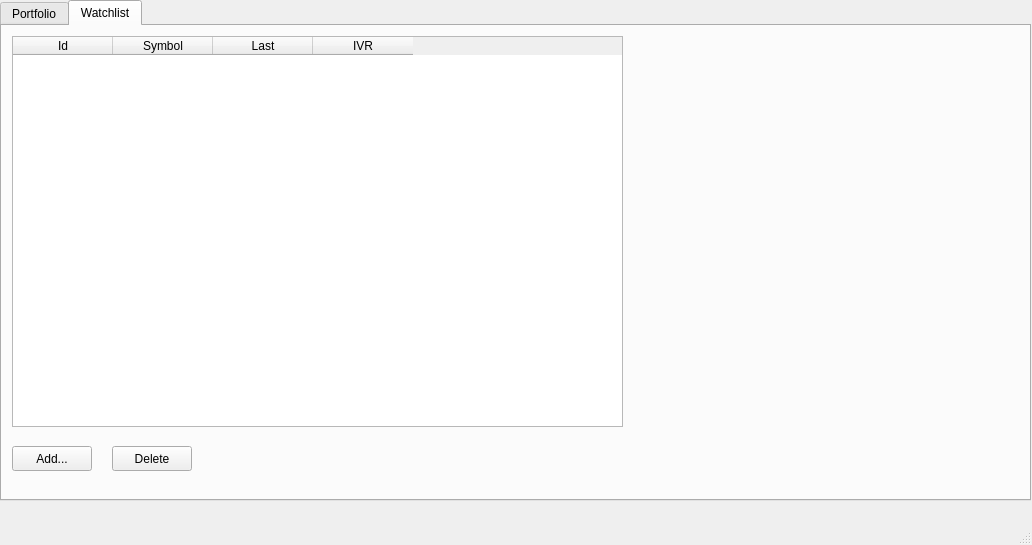
Above: src/app/mainwindow.ui from kubawoo/cutetrader before the change. Below: the same form after it.
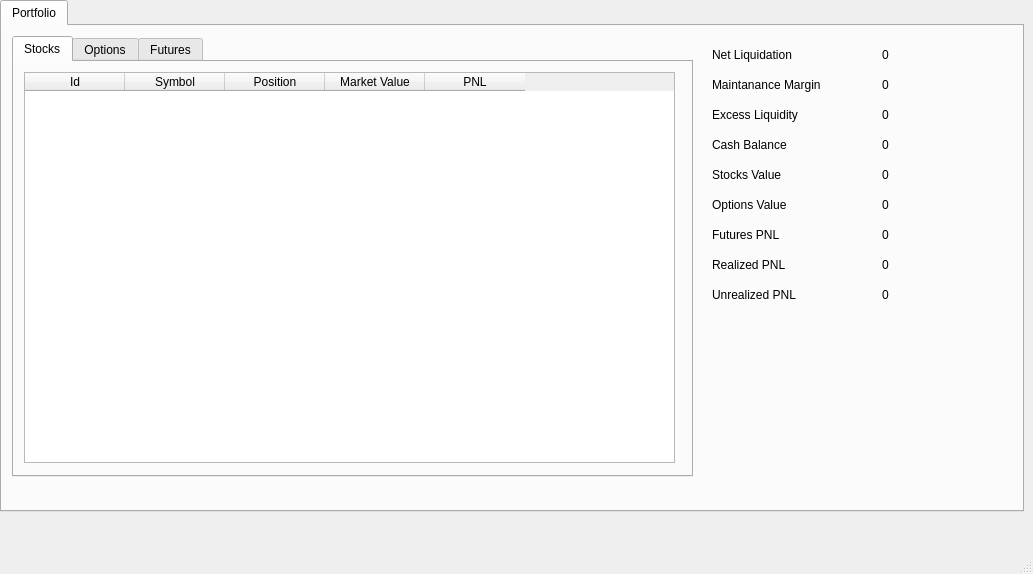
That is the form after the change. The open tabs and pages were chosen to show the change.

Commit message: Extract watchlist tab to separate class

```diff
--- a/src/app/mainwindow.ui
+++ b/src/app/mainwindow.ui
@@ -6,8 +6,8 @@
    <rect>
     <x>0</x>
     <y>0</y>
-    <width>1032</width>
-    <height>545</height>
+    <width>1033</width>
+    <height>574</height>
    </rect>
   </property>
   <property name="windowTitle">
@@ -19,8 +19,8 @@
      <rect>
       <x>0</x>
       <y>0</y>
-      <width>1031</width>
-      <height>501</height>
+      <width>1024</width>
+      <height>512</height>
      </rect>
     </property>
     <property name="currentIndex">
@@ -438,73 +438,6 @@
       </property>
      </widget>
     </widget>
-    <widget class="QWidget" name="watchlistTab">
-     <attribute name="title">
-      <string>Watchlist</string>
-     </attribute>
-     <widget class="QPushButton" name="addSecurityPushButton">
-      <property name="geometry">
-       <rect>
-        <x>10</x>
-        <y>420</y>
-        <width>80</width>
-        <height>25</height>
-       </rect>
-      </property>
-      <property name="text">
-       <string>Add...</string>
-      </property>
-     </widget>
-     <widget class="QPushButton" name="deleteSecurityPushButton">
-      <property name="geometry">
-       <rect>
-        <x>110</x>
-        <y>420</y>
-        <width>80</width>
-        <height>25</height>
-       </rect>
-      </property>
-      <property name="text">
-       <string>Delete</string>
-      </property>
-     </widget>
-     <widget class="QTableWidget" name="watchlistTableWidget">
-      <property name="geometry">
-       <rect>
-        <x>10</x>
-        <y>10</y>
-        <width>611</width>
-        <height>391</height>
-       </rect>
-      </property>
-      <property name="editTriggers">
-       <set>QAbstractItemView::NoEditTriggers</set>
-      </property>
-      <attribute name="verticalHeaderVisible">
-       <bool>false</bool>
-      </attribute>
-      <column>
-       <property name="text">
-        <string>Id</string>
-       </property>
-      </column>
-      <column>
-       <property name="text">
-        <string>Symbol</string>
-       </property>
-      </column>
-      <column>
-       <property name="text">
-        <string>Last</string>
-       </property>
-      </column>
-      <column>
-       <property name="text">
-        <string>IVR</string>
-       </property>
-      </column>
-     </widget>
-    </widget>
    </widget>
   </widget>
   <widget class="QMenuBar" name="menubar">
```
Left out of the diff: 2 changed lines with no effect on the pictures. The commit also changes 11 other files.
